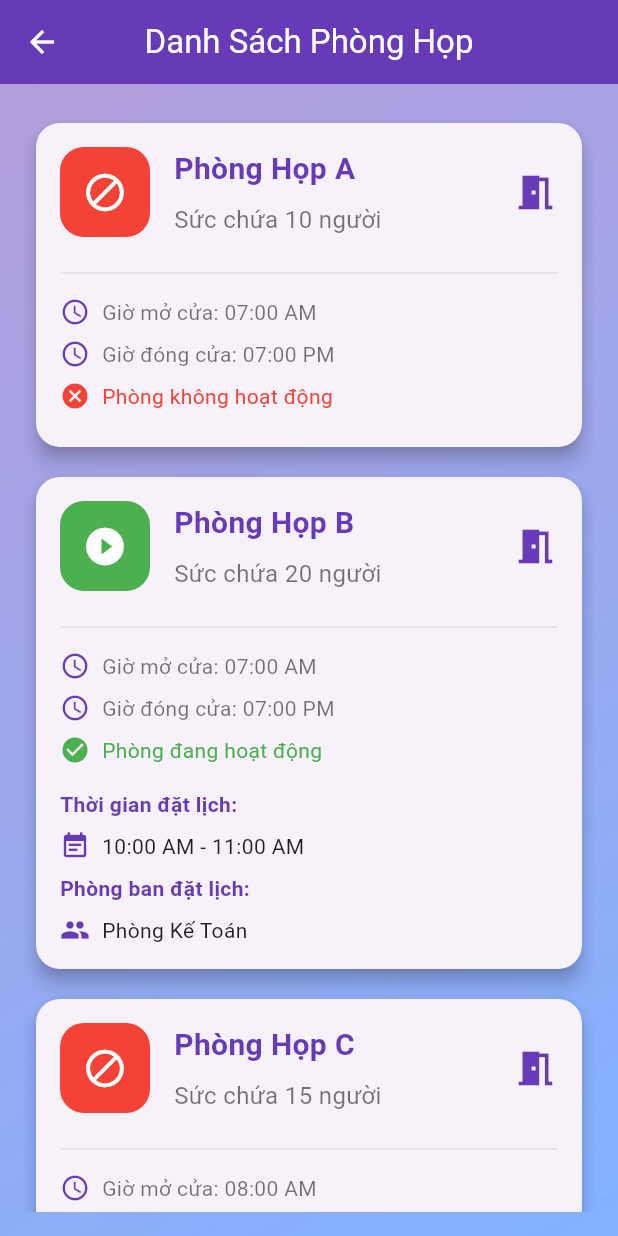
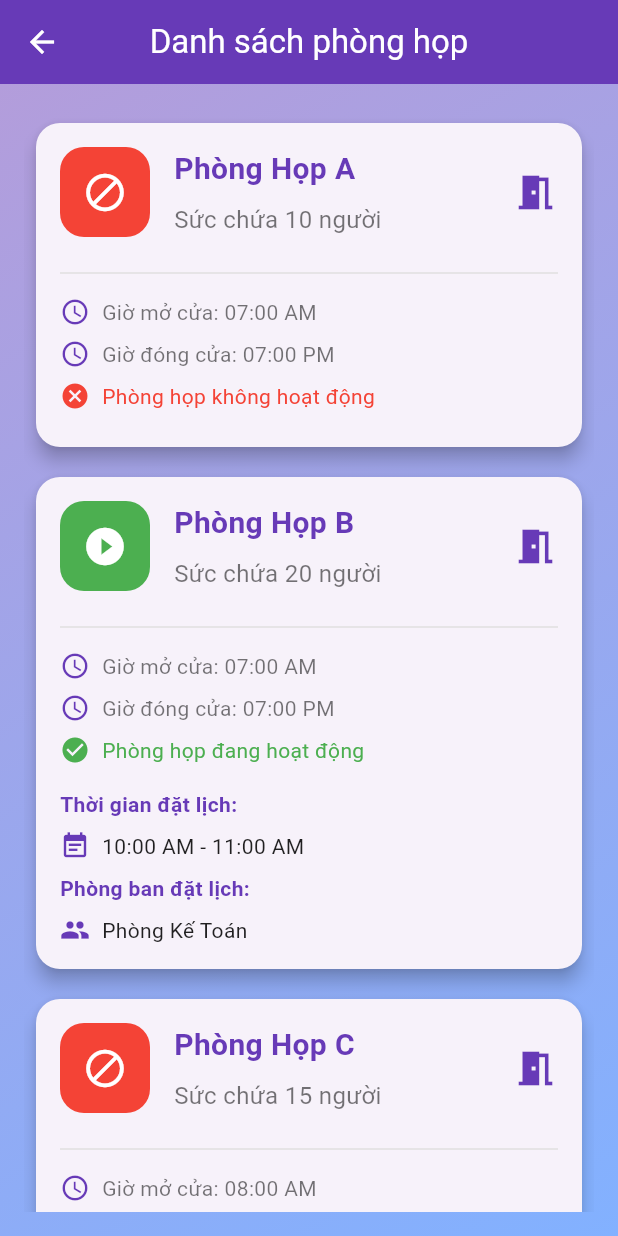
Before and after one commit to dekapro9x/vais_meeting_room, a Flutter app: the ListRoomScreen screen opened by its route, on a phone screen of 412 x 824 dp. Run offline on Flutter 3.47's test engine with Material 3 defaults, Android fonts, the phone set to English and light mode, and no system bars; our stand-ins replace after_layout, bloc, dio, event_bus, flutter_bloc, flutter_svg and 8 more; missing offline and left inert: bmprogresshud; accounts and stored records are empty.

```diff
--- a/lib/screens/vais_list_room_manage/list_room_screen.dart
+++ b/lib/screens/vais_list_room_manage/list_room_screen.dart
@@ -38,7 +38,7 @@ class _ListRoomScreenState extends State<ListRoomScreen> {
     return Scaffold(
       appBar: AppBar(
         title: const Text(
-          'Danh Sách Phòng Họp',
+          'Danh sách phòng họp',
           style: TextStyle(color: Colors.white),
         ),
         centerTitle: true,
@@ -200,8 +200,8 @@ class _ListRoomScreenState extends State<ListRoomScreen> {
                     const SizedBox(width: 8),
                     Text(
                       isActive
-                          ? 'Phòng đang hoạt động'
-                          : 'Phòng không hoạt động',
+                          ? 'Phòng họp đang hoạt động'
+                          : 'Phòng họp không hoạt động',
                       style: TextStyle(
                         fontSize: 14,
                         color: isActive ? Colors.green : Colors.red,
```
Also changed, not shown: lib/screens/vais_booking_room_handle/handle_booking_room.dart (+38 -3 lines).
